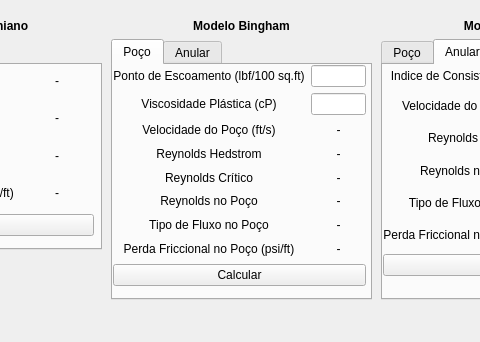
Above: src-v2/CSimuladorReologico.ui from ldsc/ProjetoEngenharia-SoftwareEducacionalParaAnaliseESolucaoDeProblemasEmEngenhariaDePoco before the change; both pictures show x 409 to 889 and y 390 to 732 of the 1416 by 732 pixel window. Below: the same form after it.
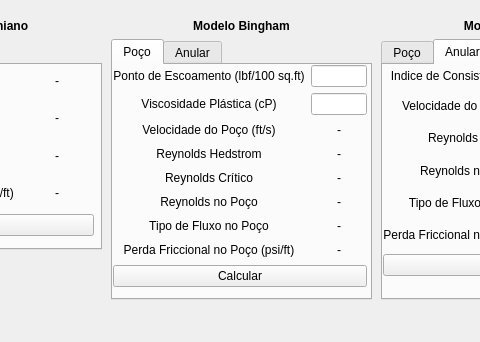
That is the form after the change. Custom widgets are drawn as their Qt base class.

```diff
--- a/src-v2/CSimuladorReologico.ui
+++ b/src-v2/CSimuladorReologico.ui
@@ -728,8 +728,8 @@
           <rect>
            <x>0</x>
            <y>0</y>
-           <width>253</width>
-           <height>221</height>
+           <width>254</width>
+           <height>222</height>
           </rect>
          </property>
          <layout class="QGridLayout" name="gridLayout_5">
```
Left out of the diff: 8 changed lines with no effect on the pictures.
